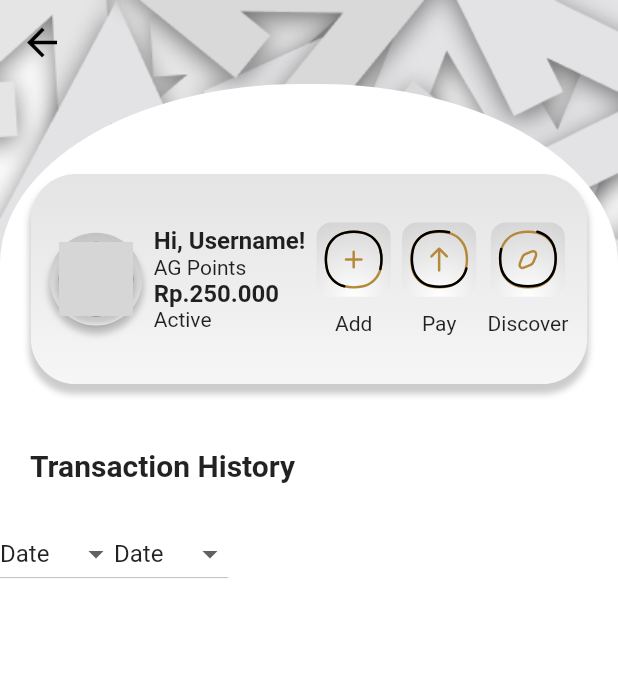
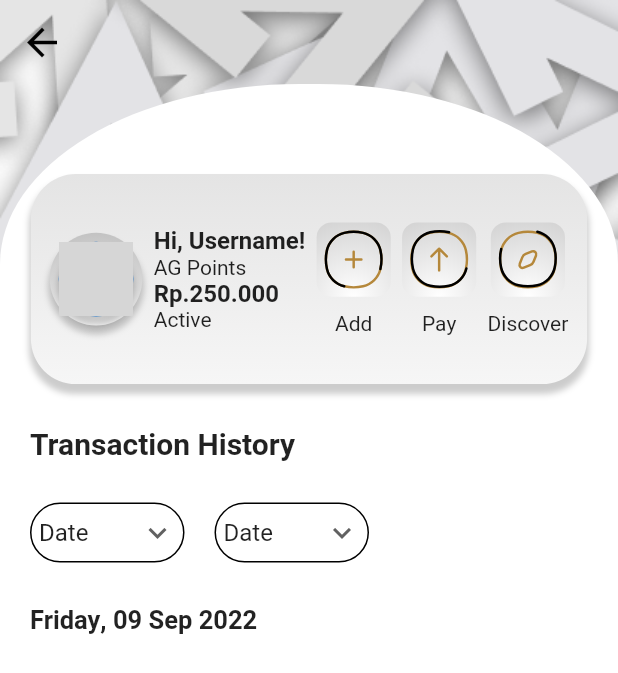
Before and after one commit to syifahasan/agt, a Flutter app: the BalanceCheckPage screen opened directly, on a phone screen of 412 x 824 dp. Shown: the top 673 px of the screen. Run offline on Flutter 3.47's test engine with Material 2 defaults, Android fonts, the phone set to English and light mode, and no system bars; our stand-ins replace flutter_svg; Roboto replaces fonts that are missing (SFProDisplay); grey boxes are pictures that could not be loaded.

```diff
--- a/lib/pages/balanceCheck.dart
+++ b/lib/pages/balanceCheck.dart
@@ -46,6 +46,7 @@ class _BalanceCheckPageState extends State<BalanceCheckPage> {
               fit: BoxFit.contain),
         ),
         child: ListView(
+          physics: BouncingScrollPhysics(),
           children: [
             Container(
               width: screenWidth,
@@ -172,12 +173,9 @@ class _BalanceCheckPageState extends State<BalanceCheckPage> {
                       ),
                     ),
                   ),
-                  SizedBox(
-                    height: 20,
-                  ),
                   Padding(
                     padding: const EdgeInsets.symmetric(
-                        horizontal: 20, vertical: 23),
+                        horizontal: 20, vertical: 28),
                     child: Text(
                       "Transaction History",
                       style: TextStyle(
@@ -189,29 +187,57 @@ class _BalanceCheckPageState extends State<BalanceCheckPage> {
                   Row(
                     children: [
                       Container(
-                        child: DropdownButton<String>(
+                        height: 40,
+                        width: screenWidth * 25 / 100,
+                        decoration: BoxDecoration(
                             borderRadius: BorderRadius.horizontal(
                                 left: Radius.elliptical(20, 20),
                                 right: Radius.elliptical(20, 20)),
+                            border: Border.all(width: 1)),
+                        padding: EdgeInsets.symmetric(horizontal: 5),
+                        margin: EdgeInsets.symmetric(horizontal: 20),
+                        child: DropdownButtonHideUnderline(
+                          child: DropdownButton<String>(
+                            icon: Icon(Icons.keyboard_arrow_down),
                             value: selectedMethod,
                             onChanged: onSortingMethodChanged,
                             items: sortingMethods
                                 .map<DropdownMenuItem<String>>((String value) {
                               return DropdownMenuItem<String>(
-                                value: value, child: Text(value));
+                                  value: value,
+                                  child: Center(child: Text(value)));
                             }).toList(),
                           ),
                         ),
-                      DropdownButton<String>(
+                      ),
+                      Container(
+                        height: 40,
+                        width: screenWidth * 25 / 100,
+                        decoration: BoxDecoration(
+                            borderRadius: BorderRadius.horizontal(
+                                left: Radius.elliptical(20, 20),
+                                right: Radius.elliptical(20, 20)),
+                            border: Border.all(width: 1)),
+                        padding: EdgeInsets.symmetric(horizontal: 5),
+                        child: DropdownButtonHideUnderline(
+                          child: DropdownButton<String>(
+                            icon: Icon(Icons.keyboard_arrow_down),
                             value: selectedMethod,
                             onChanged: onSortingMethodChanged,
                             items: sortingMethods
                                 .map<DropdownMenuItem<String>>((String value) {
                               return DropdownMenuItem<String>(
-                              value: value, child: Text(value));
+                                  value: value,
+                                  child: Center(child: Text(value)));
                             }).toList(),
                           ),
+                        ),
+                      ),
                     ],
+                  ),
+                  Date(
+                    day: 'Friday',
+                    date: '09 Sep 2022',
                   )
                 ],
               ),
@@ -222,3 +248,37 @@ class _BalanceCheckPageState extends State<BalanceCheckPage> {
     );
   }
 }
+
+class Date extends StatelessWidget {
+  Date({
+    super.key,
+    required this.day,
+    required this.date,
+  });
+  String day;
+  String date;
+  @override
+  Widget build(BuildContext context) {
+    return Container(
+      child: Column(children: [
+        Padding(
+          padding: const EdgeInsets.symmetric(
+            vertical: 28,
+            horizontal: 20,
+          ),
+          child: Row(
+            children: [
+              Text(day,
+                  style: TextStyle(fontSize: 17, fontWeight: FontWeight.bold)),
+              Text(', ',
+                  style: TextStyle(fontSize: 17, fontWeight: FontWeight.bold)),
+              Text(date,
+                  style: TextStyle(fontSize: 17, fontWeight: FontWeight.bold)),
+            ],
+          ),
+        ),
+
+      ]),
+    );
+  }
+}
--- a/lib/pages/home.dart
+++ b/lib/pages/home.dart
@@ -114,9 +114,9 @@ class HomePage extends StatelessWidget {
                     children: [
                       Positioned(
                         child: Container(
-                          margin: EdgeInsets.only(top: 120),
+                          margin: EdgeInsets.only(top: 90),
                           padding:
-                              EdgeInsets.symmetric(vertical: 70, horizontal: 0),
+                              EdgeInsets.symmetric(vertical: 50, horizontal: 0),
                           // height: 500,
                           width: screenWidth,
                           decoration: BoxDecoration(
@@ -134,7 +134,7 @@ class HomePage extends StatelessWidget {
                                 child: Wrap(
                                   alignment: WrapAlignment.spaceEvenly,
                                   runSpacing: 20,
-                                  spacing: screenWidth * 3 / 100,
+                                  spacing: screenWidth * 7 / 100,
                                   children: [
                                     Menu(
                                         screenWidth: screenWidth,
@@ -285,7 +285,7 @@ class HomePage extends StatelessWidget {
                         child: Container(
                           padding: EdgeInsets.all(5),
                           margin: EdgeInsets.only(top: 20),
-                          height: screenHeight * 17 / 100,
+                          height: screenHeight * 12 / 100,
                           width: 90 / 100 * screenWidth,
                           decoration: BoxDecoration(
                             // color: Colors.white,
@@ -376,7 +376,7 @@ class HomePage extends StatelessWidget {
                                       "Hi, Username!",
                                       style: TextStyle(
                                         fontWeight: FontWeight.bold,
-                                        fontSize: 16,
+                                        fontSize: 14,
                                       ),
                                     ),
                                     Text("AG Points"),
@@ -384,7 +384,7 @@ class HomePage extends StatelessWidget {
                                       "Rp.250.000",
                                       style: TextStyle(
                                         fontWeight: FontWeight.bold,
-                                        fontSize: 16,
+                                        fontSize: 14,
                                       ),
                                     ),
                                     Text("Active"),
@@ -435,8 +435,8 @@ class Menu extends StatelessWidget {
     return Column(
       children: [
         Container(
-          width: screenWidth * 19 / 100,
-          height: screenWidth * 19 / 100,
+          width: screenWidth * 16 / 100,
+          height: screenWidth * 16 / 100,
           decoration: BoxDecoration(
             image: DecorationImage(
               image: AssetImage(image),
@@ -464,7 +464,7 @@ class Menu extends StatelessWidget {
         Text(
           desc,
           style: TextStyle(
-            fontSize: 12,
+            fontSize: 9.5,
           ),
         ),
       ],
--- a/lib/pages/notification.dart
+++ b/lib/pages/notification.dart
@@ -1,5 +1,3 @@
-import 'dart:html';
-
 import 'package:flutter/material.dart';
 
 class NotifPage extends StatelessWidget {
```
Lines whose indentation alone changed are shown as unchanged.
